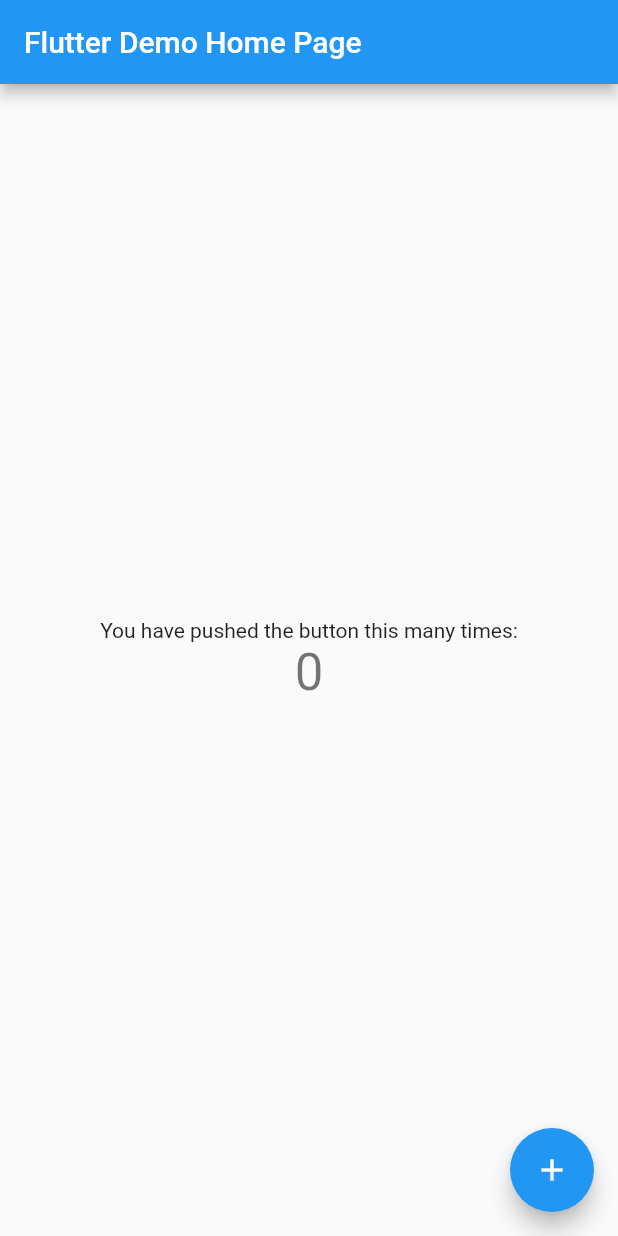
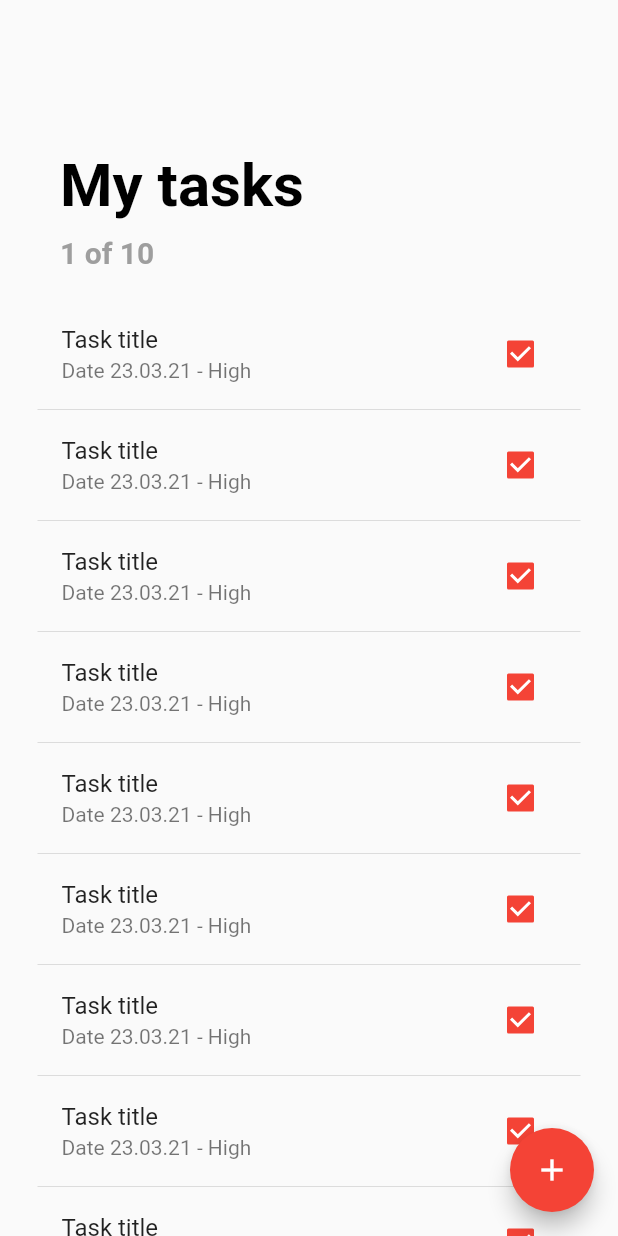
Before and after one commit to DimaLiubko/flutter_to_do_with_sqflite, a Flutter app: the screen it shows after launch, on a phone screen of 412 x 824 dp. Run offline on Flutter 3.47's test engine with Material 2 defaults, Android fonts, the phone set to English and light mode, and no system bars.

Commit message:
feat: Add ToDo list screen

```diff
--- a/lib/main.dart
+++ b/lib/main.dart
@@ -1,4 +1,6 @@
 import 'package:flutter/material.dart';
+
+import 'screens/todo_list_screens.dart';
 
 void main() => runApp(MyApp());
 
@@ -6,57 +8,12 @@
   @override
   Widget build(BuildContext context) {
     return MaterialApp(
-      title: 'Flutter Demo',
+      title: 'Flutter Todo List',
+      debugShowCheckedModeBanner: false,
       theme: ThemeData(
-        primarySwatch: Colors.blue,
+        primarySwatch: Colors.red,
       ),
-      home: MyHomePage(title: 'Flutter Demo Home Page'),
+      home: TodoListScreen(),
     );
   }
 }
-
-class MyHomePage extends StatefulWidget {
-  MyHomePage({Key key, this.title}) : super(key: key);
-  final String title;
-
-  @override
-  _MyHomePageState createState() => _MyHomePageState();
-}
-
-class _MyHomePageState extends State<MyHomePage> {
-  int _counter = 0;
-
-  void _incrementCounter() {
-    setState(() {
-      _counter++;
-    });
-  }
-
-  @override
-  Widget build(BuildContext context) {
-    return Scaffold(
-      appBar: AppBar(
-        title: Text(widget.title),
-      ),
-      body: Center(
-        child: Column(
-          mainAxisAlignment: MainAxisAlignment.center,
-          children: <Widget>[
-            Text(
-              'You have pushed the button this many times:',
-            ),
-            Text(
-              '$_counter',
-              style: Theme.of(context).textTheme.headline4,
-            ),
-          ],
-        ),
-      ),
-      floatingActionButton: FloatingActionButton(
-        onPressed: _incrementCounter,
-        tooltip: 'Increment',
-        child: Icon(Icons.add),
-      ),
-    );
-  }
-}
--- /dev/null
+++ b/lib/screens/todo_list_screens.dart
@@ -0,0 +1,90 @@
+import 'package:flutter/material.dart';
+
+class TodoListScreen extends StatefulWidget {
+  @override
+  _TodoListScreenState createState() => _TodoListScreenState();
+}
+
+class _TodoListScreenState extends State<TodoListScreen> {
+  Widget _buildTask(int index) {
+    return Padding(
+      padding: const EdgeInsets.symmetric(
+        horizontal: 25.0,
+      ),
+      child: Column(
+        children: [
+          ListTile(
+            title: Text('Task title'),
+            subtitle: Text('Date 23.03.21 - High'),
+            trailing: Checkbox(
+              onChanged: (value) {
+                print(value);
+              },
+              activeColor: Theme.of(context).primaryColor,
+              value: true,
+            ),
+          ),
+          Divider(
+            height: 2.0,
+          )
+        ],
+      ),
+    );
+  }
+
+  @override
+  Widget build(BuildContext context) {
+    return Scaffold(
+      body: ListView.builder(
+        padding: EdgeInsets.symmetric(vertical: 80),
+        itemCount: 10,
+        itemBuilder: (BuildContext context, int index) {
+          if (index == 0) {
+            return Padding(
+              padding: const EdgeInsets.symmetric(
+                horizontal: 40.0,
+                vertical: 20.0,
+              ),
+              child: Column(
+                crossAxisAlignment: CrossAxisAlignment.start,
+                children: [
+                  Text(
+                    'My tasks',
+                    style: TextStyle(
+                      color: Colors.black,
+                      fontSize: 40.0,
+                      fontWeight: FontWeight.bold,
+                    ),
+                  ),
+                  SizedBox(height: 10.0),
+                  Text(
+                    '1 of 10',
+                    style: TextStyle(
+                      color: Colors.grey,
+                      fontSize: 20.0,
+                      fontWeight: FontWeight.w600,
+                    ),
+                  ),
+                ],
+              ),
+            );
+          }
+          return _buildTask(index);
+          // return Container(
+          //   margin: EdgeInsets.all(10.0),
+          //   height: 100.0,
+          //   width: double.infinity,
+          //   color: Colors.red,
+          // );
+        },
+      ),
+      floatingActionButton: FloatingActionButton(
+        backgroundColor: Theme.of(context).primaryColor,
+        onPressed: () {
+          print('Navigate to task screen');
+        },
+        child: Icon(Icons.add),
+      ),
+    );
+  }
+}
```
